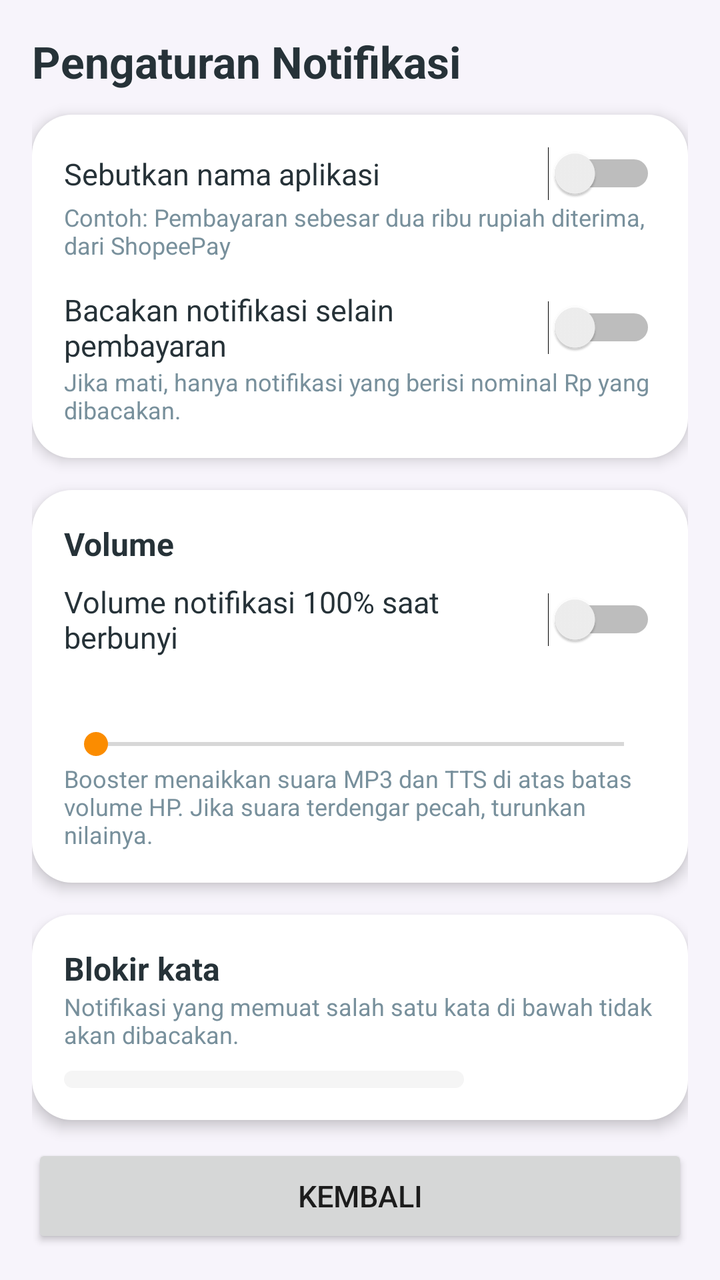
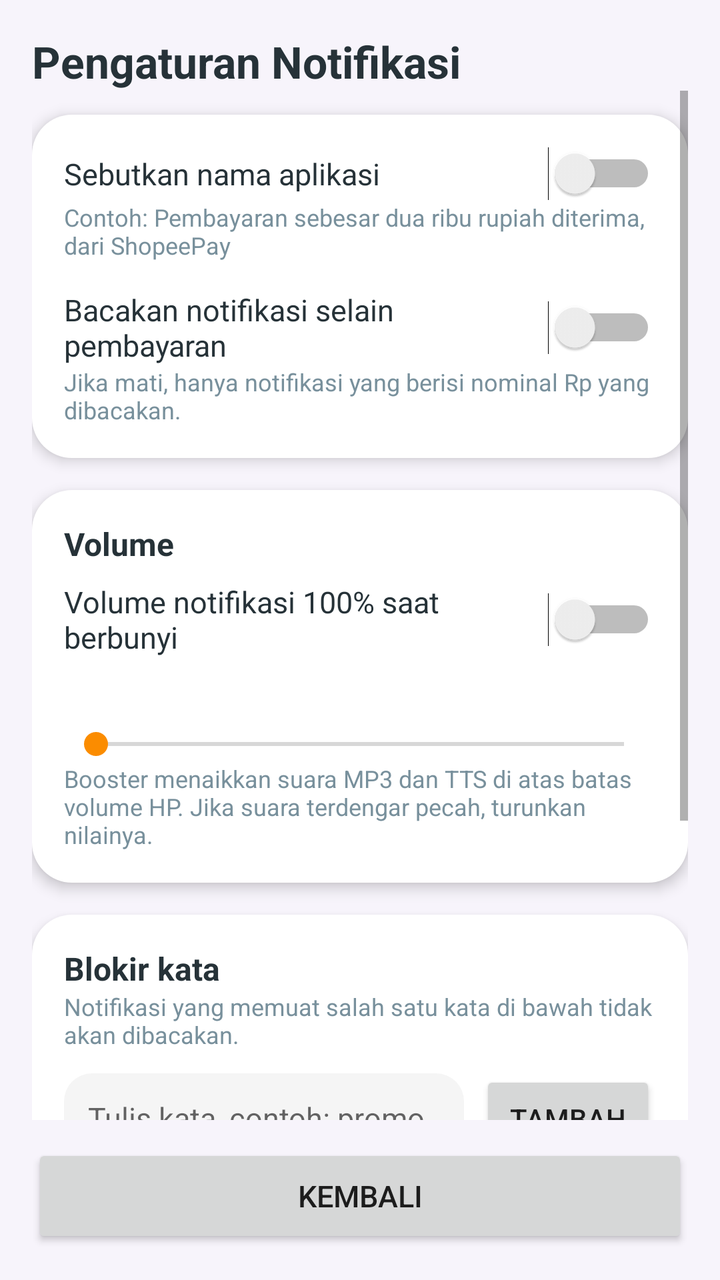

An Android layout rendered at two revisions. The XML below is the earlier revision; the diff shows what the commit changed to produce the second picture.
<!-- AndroidManifest.xml: application theme Theme.Soundbox -->
<!-- res/layout/activity_pengaturan_notifikasi.xml -->
<?xml version="1.0" encoding="utf-8"?>
<LinearLayout xmlns:android="http://schemas.android.com/apk/res/android"
    android:layout_width="match_parent"
    android:layout_height="match_parent"
    android:orientation="vertical"
    android:padding="16dp"
    android:background="#F7F4FB">

    <TextView
        android:layout_width="wrap_content"
        android:layout_height="wrap_content"
        android:text="Pengaturan Notifikasi"
        android:textColor="#263238"
        android:textSize="22sp"
        android:textStyle="bold" />

    <LinearLayout
        android:layout_width="match_parent"
        android:layout_height="wrap_content"
        android:orientation="vertical"
        android:layout_marginTop="12dp"
        android:padding="16dp"
        android:background="@drawable/bg_kartu"
        android:elevation="4dp">

        <Switch
            android:id="@+id/swBacaNama"
            android:layout_width="match_parent"
            android:layout_height="wrap_content"
            android:text="Sebutkan nama aplikasi"
            android:textColor="#263238"
            android:textSize="15sp" />

        <TextView
            android:layout_width="match_parent"
            android:layout_height="wrap_content"
            android:text="Contoh: Pembayaran sebesar dua ribu rupiah diterima, dari ShopeePay"
            android:textColor="#78909C"
            android:textSize="12sp" />

        <Switch
            android:id="@+id/swBacaLainnya"
            android:layout_width="match_parent"
            android:layout_height="wrap_content"
            android:layout_marginTop="14dp"
            android:text="Bacakan notifikasi selain pembayaran"
            android:textColor="#263238"
            android:textSize="15sp" />

        <TextView
            android:layout_width="match_parent"
            android:layout_height="wrap_content"
            android:text="Jika mati, hanya notifikasi yang berisi nominal Rp yang dibacakan."
            android:textColor="#78909C"
            android:textSize="12sp" />
    </LinearLayout>

    <LinearLayout
        android:layout_width="match_parent"
        android:layout_height="wrap_content"
        android:orientation="vertical"
        android:layout_marginTop="16dp"
        android:padding="16dp"
        android:background="@drawable/bg_kartu"
        android:elevation="4dp">

        <TextView
            android:layout_width="wrap_content"
            android:layout_height="wrap_content"
            android:text="Volume"
            android:textColor="#263238"
            android:textSize="16sp"
            android:textStyle="bold" />

        <Switch
            android:id="@+id/swVolumeMaks"
            android:layout_width="match_parent"
            android:layout_height="wrap_content"
            android:layout_marginTop="8dp"
            android:text="Volume notifikasi 100% saat berbunyi"
            android:textColor="#263238"
            android:textSize="15sp" />

        <TextView
            android:id="@+id/txtBooster"
            android:layout_width="match_parent"
            android:layout_height="wrap_content"
            android:layout_marginTop="14dp"
            android:textColor="#263238"
            android:textSize="15sp" />

        <SeekBar
            android:id="@+id/skBooster"
            android:layout_width="match_parent"
            android:layout_height="wrap_content"
            android:max="100" />

        <TextView
            android:layout_width="match_parent"
            android:layout_height="wrap_content"
            android:text="Booster menaikkan suara MP3 dan TTS di atas batas volume HP. Jika suara terdengar pecah, turunkan nilainya."
            android:textColor="#78909C"
            android:textSize="12sp" />
    </LinearLayout>

    <LinearLayout
        android:layout_width="match_parent"
        android:layout_height="0dp"
        android:layout_weight="1"
        android:orientation="vertical"
        android:layout_marginTop="16dp"
        android:padding="16dp"
        android:background="@drawable/bg_kartu"
        android:elevation="4dp">

        <TextView
            android:layout_width="wrap_content"
            android:layout_height="wrap_content"
            android:text="Blokir kata"
            android:textColor="#263238"
            android:textSize="16sp"
            android:textStyle="bold" />

        <TextView
            android:layout_width="match_parent"
            android:layout_height="wrap_content"
            android:text="Notifikasi yang memuat salah satu kata di bawah tidak akan dibacakan."
            android:textColor="#78909C"
            android:textSize="12sp" />

        <LinearLayout
            android:layout_width="match_parent"
            android:layout_height="wrap_content"
            android:orientation="horizontal"
            android:layout_marginTop="10dp">

            <EditText
                android:id="@+id/edtKataBlokir"
                android:layout_width="0dp"
                android:layout_height="wrap_content"
                android:layout_weight="1"
                android:background="@drawable/bg_cari"
                android:hint="Tulis kata, contoh: promo"
                android:inputType="text"
                android:padding="12dp"
                android:singleLine="true"
                android:textSize="15sp" />

            <Button
                android:id="@+id/btnTambahKata"
                android:layout_width="wrap_content"
                android:layout_height="wrap_content"
                android:layout_marginStart="8dp"
                android:text="Tambah" />
        </LinearLayout>

        <TextView
            android:id="@+id/txtJumlahKata"
            android:layout_width="match_parent"
            android:layout_height="wrap_content"
            android:layout_marginTop="10dp"
            android:textColor="#78909C"
            android:textSize="12sp" />

        <ListView
            android:id="@+id/listKataBlokir"
            android:layout_width="match_parent"
            android:layout_height="0dp"
            android:layout_weight="1"
            android:layout_marginTop="8dp"
            android:divider="#E0E0E0"
            android:dividerHeight="1dp" />
    </LinearLayout>

    <Button
        android:id="@+id/btnKembaliNotif"
        android:layout_width="match_parent"
        android:layout_height="52dp"
        android:layout_marginTop="12dp"
        android:text="Kembali"
        android:textSize="15sp" />
</LinearLayout>
<!-- resources referenced by this layout -->
<resources>
  <!-- drawable bg_cari (drawable) -->
  <?xml version="1.0" encoding="utf-8"?>
  <shape xmlns:android="http://schemas.android.com/apk/res/android" android:shape="rectangle">
      <solid android:color="#F5F5F5" />
      <corners android:radius="14dp" />
  </shape>
  <!-- drawable bg_kartu (drawable) -->
  <?xml version="1.0" encoding="utf-8"?>
  <shape xmlns:android="http://schemas.android.com/apk/res/android" android:shape="rectangle">
      <solid android:color="#FFFFFF" />
      <corners android:radius="20dp" />
  </shape>
  <style name="Theme.Soundbox" parent="android:Theme.Material.Light.NoActionBar">
          <item name="android:colorPrimary">@color/merah</item>
          <item name="android:colorPrimaryDark">@color/merah</item>
          <item name="android:colorAccent">@color/oranye</item>
          <item name="android:statusBarColor">@color/merah</item>
          <item name="android:windowLightStatusBar">false</item>
          <item name="android:windowBackground">@color/latar</item>
      </style>
  <color name="merah">#D32F2F</color>
  <color name="oranye">#FB8C00</color>
  <color name="latar">#FFF8F0</color>
</resources>

<!-- the commit's change to res/layout/activity_pengaturan_notifikasi.xml (unified diff, before → after) -->
@@ -14,6 +14,17 @@
         android:textSize="22sp"
         android:textStyle="bold" />
 
+    <ScrollView
+        android:layout_width="match_parent"
+        android:layout_height="0dp"
+        android:layout_weight="1"
+        android:fillViewport="true">
+
+    <LinearLayout
+        android:layout_width="match_parent"
+        android:layout_height="wrap_content"
+        android:orientation="vertical">
+
     <LinearLayout
         android:layout_width="match_parent"
         android:layout_height="wrap_content"
@@ -105,8 +116,7 @@
 
     <LinearLayout
         android:layout_width="match_parent"
-        android:layout_height="0dp"
-        android:layout_weight="1"
+        android:layout_height="wrap_content"
         android:orientation="vertical"
         android:layout_marginTop="16dp"
         android:padding="16dp"
@@ -162,16 +172,47 @@
             android:textColor="#78909C"
             android:textSize="12sp" />
 
-        <ListView
-            android:id="@+id/listKataBlokir"
-            android:layout_width="match_parent"
-            android:layout_height="0dp"
-            android:layout_weight="1"
+        <com.contoh.soundboxnotifikasi.FlowLayout
+            android:id="@+id/wadahKata"
+            android:layout_width="match_parent"
+            android:layout_height="wrap_content"
+            android:layout_marginTop="10dp" />
+
+        <LinearLayout
+            android:layout_width="match_parent"
+            android:layout_height="wrap_content"
+            android:orientation="horizontal"
+            android:layout_marginTop="16dp">
+
+            <Button
+                android:id="@+id/btnBackupKata"
+                android:layout_width="0dp"
+                android:layout_height="wrap_content"
+                android:layout_weight="1"
+                android:text="Backup CSV"
+                android:textSize="13sp" />
+
+            <Button
+                android:id="@+id/btnPulihKata"
+                android:layout_width="0dp"
+                android:layout_height="wrap_content"
+                android:layout_weight="1"
+                android:layout_marginStart="8dp"
+                android:text="Pulihkan CSV"
+                android:textSize="13sp" />
+        </LinearLayout>
+
+        <TextView
+            android:layout_width="match_parent"
+            android:layout_height="wrap_content"
             android:layout_marginTop="8dp"
-            android:divider="#E0E0E0"
-            android:dividerHeight="1dp" />
-    </LinearLayout>
-
+            android:text="Backup membuat file CSV yang bisa dibuka dan diedit di Microsoft Excel. Kata ada di kolom pertama, satu kata per baris."
+            android:textColor="#78909C"
+            android:textSize="12sp" />
+    </LinearLayout>
+
+    </LinearLayout>
+    </ScrollView>
     <Button
         android:id="@+id/btnKembaliNotif"
         android:layout_width="match_parent"
